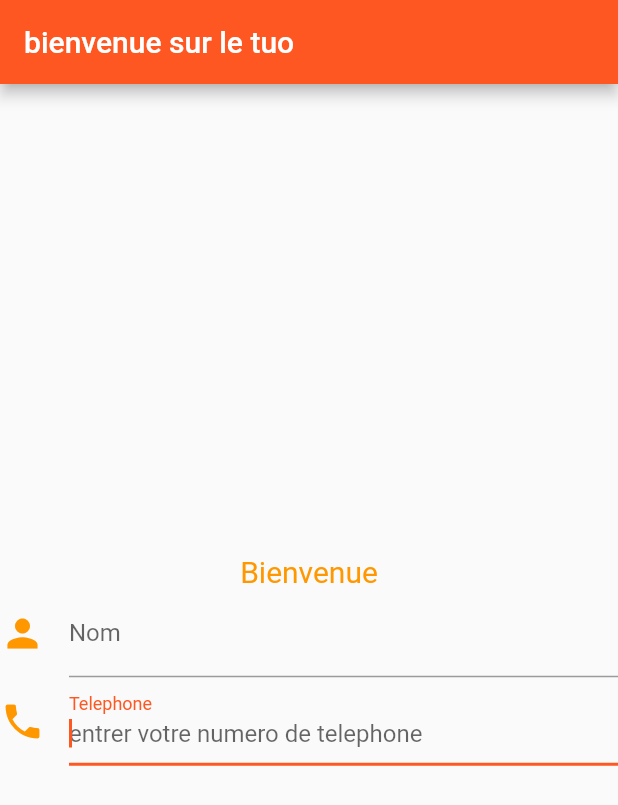
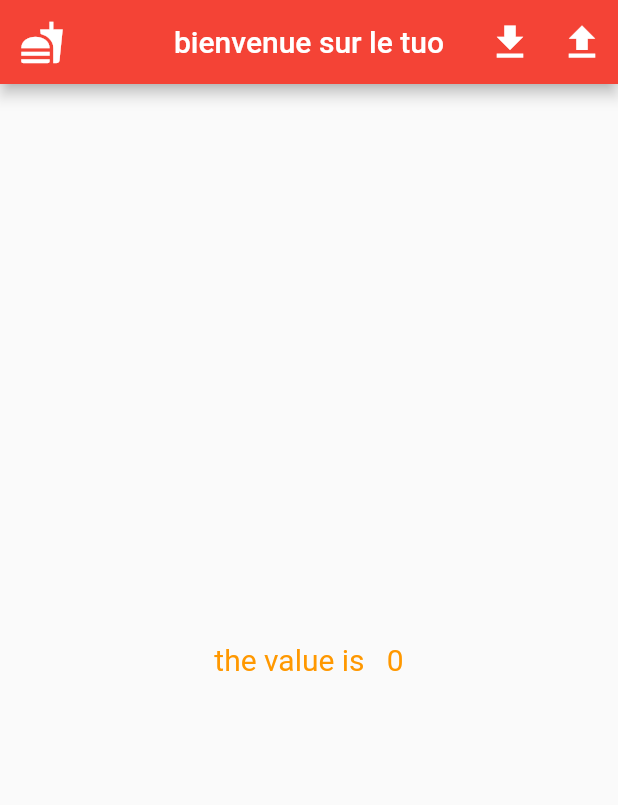
Before and after one commit to sllim637/flutter-repo, a Flutter app: the screen it shows after launch, on a phone screen of 412 x 824 dp. Shown: the top 805 px of the screen. Run offline on Flutter 3.47's test engine with Material 2 defaults, Android fonts, the phone set to English and light mode, and no system bars.

Commit message:
modification in appBar

```diff
--- a/lib/main.dart
+++ b/lib/main.dart
@@ -9,20 +9,7 @@ class MyApp extends StatelessWidget {
   @override
   Widget build(BuildContext context) {
     return MaterialApp(
-        title: 'Flutter Demo',
-        theme: ThemeData(
-          // This is the theme of your application.
-          //
-          // Try running your application with "flutter run". You'll see the
-          // application has a blue toolbar. Then, without quitting the app, try
-          // changing the primarySwatch below to Colors.green and then invoke
-          // "hot reload" (press "r" in the console where you ran "flutter run",
-          // or simply save your changes to "hot reload" in a Flutter IDE).
-          // Notice that the counter didn't reset back to zero; the application
-          // is not restarted.
-          primarySwatch: Colors.deepOrange,
-        ),
-        home: soir());
+        debugShowCheckedModeBanner: false, title: 'Flutter Demo', home: soir());
   }
 }
 
@@ -33,21 +20,20 @@ class soir extends StatefulWidget {
 
 class _soirState extends State<soir> {
   String info = "bienvenue minsieur/madame";
-  bool val1 = false;
-  bool val2 = false;
-  double val3 = 0.0;
-  String value = "";
+  int value = 0;
 
-  void submit(String a){
-    setState((){
-      value = "message envoyé $a";
+  void increment() {
+    setState(() {
+      value++;
     });
   }
-  void afficher(String a){
-    setState((){
-      value = "bienvenue $a";
+
+  void decrement() {
+    setState(() {
+      value--;
     });
   }
+
   @override
   initState() {
     super.initState();
@@ -58,6 +44,29 @@ class _soirState extends State<soir> {
   Widget build(BuildContext context) {
     return Scaffold(
       appBar: AppBar(
+        centerTitle: true,
+        leading: const Icon(
+          Icons.fastfood,
+          size: 30,
+        ),
+        actions:  <Widget>[
+          IconButton(
+              onPressed: increment,
+              icon: Icon(
+                Icons.download,
+                size: 30,
+              )),
+          // Icon(Icons.download , size: 30,),
+          IconButton(
+              onPressed: decrement,
+              icon: Icon(
+                Icons.upload,
+                size: 30,
+              )),
+          Padding(padding: EdgeInsets.only(top: 40))
+          // Icon(Icons.upload , size: 30,)
+        ],
+        backgroundColor: Colors.red,
         title: Text(info),
       ),
       // ignore: deprecated_member_use
@@ -65,33 +74,11 @@ class _soirState extends State<soir> {
         child: Column(
           mainAxisAlignment: MainAxisAlignment.center,
           children: <Widget>[
-            Text("Bienvenue  $value" , style: TextStyle(fontSize: 20 , color: Colors.orange), textAlign: TextAlign.center,),
-            TextField(
-              decoration: InputDecoration(
-                  labelText: "Nom",
-                  hintText: "entrer votre nom",
-                  icon: Icon(
-                    Icons.person,
-                    color: Colors.orange,
-                    size: 30,
-                  )),
-              keyboardType: TextInputType.text,
+            Text(
+              "the value is   $value",
+              style: TextStyle(fontSize: 20, color: Colors.orange),
+              textAlign: TextAlign.center,
             ),
-            TextField(
-              decoration: InputDecoration(
-                  labelText: "Telephone",
-                  hintText: "entrer votre numero de telephone",
-                  icon: Icon(
-                    Icons.phone,
-                    color: Colors.orange,
-                    size: 30,
-                  )),
-              keyboardType: TextInputType.number,
-              autocorrect: true,
-              autofocus: true,
-              onChanged: afficher ,
-               onSubmitted: submit ,
-            )
           ],
         ),
       ),
```
